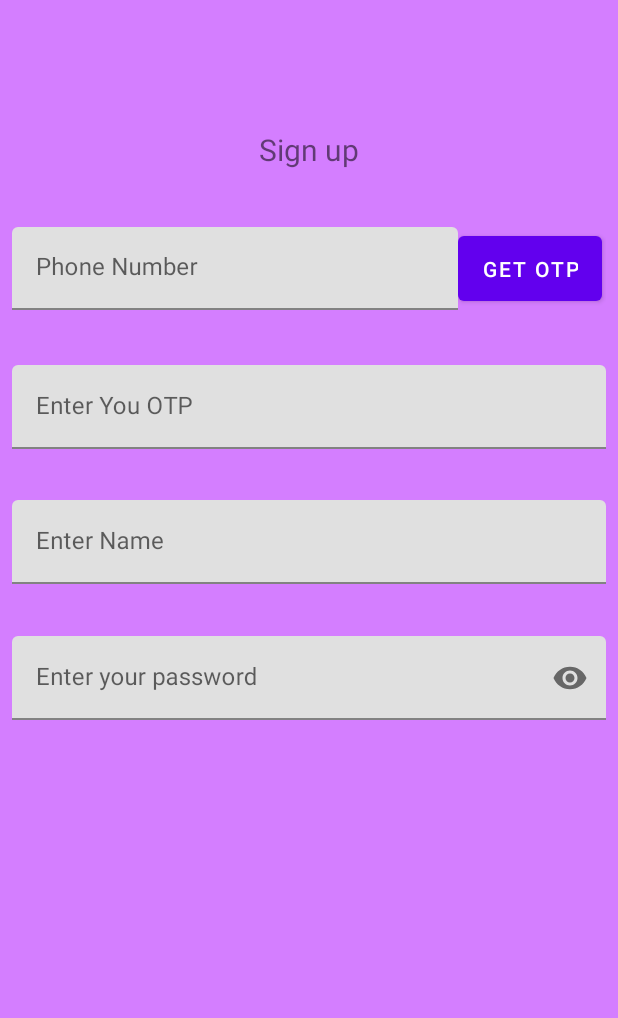
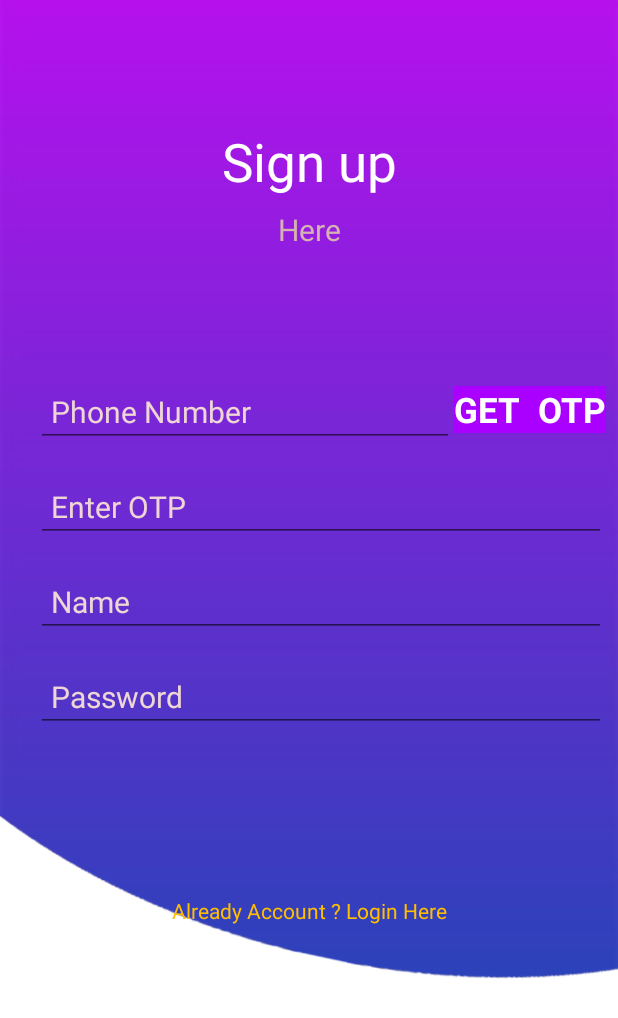
Before and after one commit to Nc-upadhyay/login, an Android app: the screen it shows after launch (MainActivity), after a tap on "Register", on a phone screen of 412 x 824 dp. Shown: the top 1018 px of the screen. Run offline under Robolectric (Android 15) with nearby library versions, the phone set to English and light mode, and no system bars; our stand-ins replace Firebase (no records; nobody signed in at launch, a user with empty details on screens opened directly).

Commit message:
update User Interface

```diff
--- a/app/src/main/AndroidManifest.xml
+++ b/app/src/main/AndroidManifest.xml
@@ -17,10 +17,13 @@
         android:theme="@style/Theme.Login"
         tools:targetApi="31">
         <activity
+            android:name=".MainActivity"
+            android:exported="false" />
+        <activity
             android:name=".Desk"
             android:exported="false" />
         <activity
-            android:name=".MainActivity"
+            android:name=".splaceScreen"
             android:exported="true">
             <intent-filter>
                 <action android:name="android.intent.action.MAIN" />
--- a/app/src/main/java/com/nc/login/Sign_in.kt
+++ b/app/src/main/java/com/nc/login/Sign_in.kt
@@ -6,10 +6,7 @@ import android.util.Log
 import android.view.LayoutInflater
 import android.view.View
 import android.view.ViewGroup
-import android.widget.Button
-import android.widget.EditText
-import android.widget.TextView
-import android.widget.Toast
+import android.widget.*
 import androidx.fragment.app.Fragment
 import com.google.android.material.textfield.TextInputEditText
 import com.google.firebase.database.*
@@ -23,15 +20,19 @@ class Sign_in : Fragment(R.layout.fragment_signin){
     lateinit var firebaseDatabase: FirebaseDatabase
     lateinit var databaseReference: DatabaseReference
 
+    lateinit var progressBar: ProgressBar
+
     override fun onCreateView(
         inflater: LayoutInflater,
         container: ViewGroup?,
         savedInstanceState: Bundle?
     ): View? {
-        firebaseDatabase=FirebaseDatabase.getInstance()
+
+        firebaseDatabase =FirebaseDatabase.getInstance()
         databaseReference=firebaseDatabase.getReference("User_Data");
 
         var view=inflater.inflate(R.layout.fragment_signin,null)
+        progressBar= view.findViewById(R.id.progress_bar)
         phone_number=view.findViewById(R.id.number)
         password=view.findViewById(R.id.password_signin)
         signin=view.findViewById(R.id.sing_in);
@@ -41,7 +42,7 @@ class Sign_in : Fragment(R.layout.fragment_signin){
         }
 
         signin.setOnClickListener {
-
+            progressBar.visibility=View.VISIBLE
             getData();
         }
 
@@ -53,8 +54,10 @@ class Sign_in : Fragment(R.layout.fragment_signin){
         var number:String="${phone_number.text.toString().trim()}"
         var entered_password:String=password.text.toString().trim()
         databaseReference.child(number).get().addOnSuccessListener {
+            progressBar.visibility=View.INVISIBLE
             if(it.exists())
             {
+
                 val password_db = it.child("pass").value
                 if(password_db!!.equals(entered_password)) {
                     Toast.makeText(requireContext(), "sign in Complete", Toast.LENGTH_LONG).show()
--- a/app/src/main/java/com/nc/login/Sign_up.kt
+++ b/app/src/main/java/com/nc/login/Sign_up.kt
@@ -7,12 +7,11 @@ import android.util.Log
 import android.view.LayoutInflater
 import android.view.View
 import android.view.ViewGroup
-import android.widget.Button
-import android.widget.EditText
-import android.widget.Toast
+import android.widget.*
 import androidx.annotation.RequiresApi
 import androidx.appcompat.app.AlertDialog
 import androidx.fragment.app.Fragment
+import androidx.fragment.app.FragmentManager
 import com.google.android.gms.tasks.OnCompleteListener
 import com.google.firebase.FirebaseException
 import com.google.firebase.FirebaseTooManyRequestsException
@@ -28,9 +27,12 @@ class Sign_up : Fragment(R.layout.fragment_sing_up) {
     lateinit var number_box: EditText
     lateinit var otp_edit: EditText
     lateinit var sing_up_button: Button
-    lateinit var getotp: Button
+    lateinit var getotp: TextView
     lateinit var otp_code: String
     var varification_flag: Int = 0
+
+    lateinit var progressBar: ProgressBar
+    lateinit var sign_in:TextView
 
     lateinit var name: String
     lateinit var password: String
@@ -58,10 +60,12 @@ class Sign_up : Fragment(R.layout.fragment_sing_up) {
         getotp = view.findViewById(R.id.getOtp);
         otp_edit = view.findViewById(R.id.otp);
         auth = FirebaseAuth.getInstance()
+        progressBar=view.findViewById(R.id.progress_bar)
         //  initialize_Variable()
+        sign_in=view.findViewById(R.id.create);
         sing_up_button.visibility = View.INVISIBLE;
         sing_up_button.setOnClickListener {
-
+            progressBar.visibility=View.VISIBLE
             initialize_Variable()
             var code: String = otp_edit.text.toString().trim()
             if (varification_flag == 1) {
@@ -77,7 +81,7 @@ class Sign_up : Fragment(R.layout.fragment_sing_up) {
                 addData()
         }
         getotp.setOnClickListener {
-
+            progressBar.visibility=View.VISIBLE
             number = "+91${number_box.text.toString().trim()}"
             if (number.isEmpty())
                 Toast.makeText(requireContext(), "Mobile number can't be empty", Toast.LENGTH_SHORT)
@@ -96,6 +100,13 @@ class Sign_up : Fragment(R.layout.fragment_sing_up) {
                 PhoneAuthProvider.verifyPhoneNumber(options)
             }
         }
+       sign_in.setOnClickListener {
+           var signInFragment=Sign_in()
+           var manager=fragmentManager
+           var transaction= manager?.beginTransaction()
+           transaction?.replace(R.id.fragmentContainerView,signInFragment)
+           transaction?.commit()
+       }
 
         return view;
         //  return super.onCreateView(inflater, container, savedInstanceState)
@@ -189,6 +200,7 @@ class Sign_up : Fragment(R.layout.fragment_sing_up) {
                     println("Sign in completed")
                     varification_flag = 1
                     otp_edit.focusable=View.NOT_FOCUSABLE
+                    progressBar.visibility=View.INVISIBLE
                     alertDialog("Authentication Completed")
 //                    Toast.makeText(requireContext(), "verificatin Completed", Toast.LENGTH_SHORT).show()
                     Log.d(TAG, "signInWithCredential:success====================")
@@ -225,6 +237,7 @@ class Sign_up : Fragment(R.layout.fragment_sing_up) {
 
     fun goto_DeskBoard()
     {
+        progressBar.visibility=View.INVISIBLE
         var intent =Intent(context,Desk::class.java)
         startActivity(intent)
     }
--- /dev/null
+++ b/app/src/main/java/com/nc/login/splaceScreen.kt
@@ -0,0 +1,22 @@
+package com.nc.login
+
+import android.content.Intent
+import androidx.appcompat.app.AppCompatActivity
+import android.os.Bundle
+import android.os.Handler
+import android.view.View
+import android.widget.ProgressBar
+import com.google.firebase.database.core.Context
+
+class splaceScreen : AppCompatActivity() {
+
+    override fun onCreate(savedInstanceState: Bundle?) {
+        super.onCreate(savedInstanceState)
+        setContentView(R.layout.activity_splace_screen)
+        var progressBar:ProgressBar=findViewById(R.id.progress_bar)
+        Handler().postDelayed(Runnable {
+            progressBar.visibility= View.INVISIBLE
+            startActivity(Intent(this,MainActivity::class.java))
+        },3000)
+    }
+}
--- a/app/src/main/res/layout/activity_main.xml
+++ b/app/src/main/res/layout/activity_main.xml
@@ -5,7 +5,7 @@
     android:layout_width="match_parent"
     android:layout_height="match_parent"
     tools:context=".MainActivity"
-    android:background="#81AA00FF"
+    android:background="@drawable/background"
    >
 
 
--- a/app/src/main/res/layout/fragment_sing_up.xml
+++ b/app/src/main/res/layout/fragment_sing_up.xml
@@ -3,9 +3,9 @@
     xmlns:app="http://schemas.android.com/apk/res-auto"
     xmlns:tools="http://schemas.android.com/tools"
     android:layout_width="match_parent"
+    android:layout_height="match_parent"
     android:layout_margin="10dp"
-    tools:context=".Sign_up"
-    android:layout_height="match_parent">
+    tools:context=".Sign_up">
 
     <TextView
         android:id="@+id/textView"
@@ -13,131 +13,158 @@
         android:layout_height="wrap_content"
         android:text="Sign up"
         android:textAlignment="center"
-        android:textSize="20sp"
+        android:textColor="#fff"
+        android:textSize="35sp"
         app:layout_constraintBottom_toBottomOf="parent"
         app:layout_constraintEnd_toEndOf="parent"
         app:layout_constraintHorizontal_bias="0.0"
         app:layout_constraintStart_toStartOf="parent"
         app:layout_constraintTop_toTopOf="parent"
         app:layout_constraintVertical_bias="0.100" />
+
+    <TextView
+        android:id="@+id/textview2"
+        android:layout_width="wrap_content"
+        android:layout_height="wrap_content"
+        android:layout_marginTop="8dp"
+        android:text="Here"
+        android:textColor="#D5B3B3"
+        android:textSize="20dp"
+        app:layout_constraintEnd_toEndOf="parent"
+        app:layout_constraintStart_toStartOf="parent"
+        app:layout_constraintTop_toBottomOf="@id/textView" />
+
     <LinearLayout
+        android:id="@+id/linearLayout"
         android:layout_width="match_parent"
-        android:layout_height="55dp"
+        android:layout_height="wrap_content"
+        android:orientation="horizontal"
         app:layout_constraintBottom_toBottomOf="parent"
         app:layout_constraintEnd_toEndOf="parent"
         app:layout_constraintStart_toStartOf="parent"
-        app:layout_constraintTop_toTopOf="parent"
-        app:layout_constraintVertical_bias="0.190"
+        app:layout_constraintTop_toBottomOf="@+id/textview2"
+        app:layout_constraintVertical_bias="0.1399"
         >
 
-        <com.google.android.material.textfield.TextInputLayout
-            android:id="@+id/phone_number2"
-            android:layout_width="match_parent"
-            android:layout_height="55dp"
-            app:layout_constraintBottom_toBottomOf="parent"
-            app:layout_constraintTop_toTopOf="parent"
-            app:passwordToggleEnabled="false"
-            app:layout_constraintVertical_bias="0.413"
-            android:layout_weight="1"
-            >
-
-            <com.google.android.material.textfield.TextInputEditText
+        <EditText
             android:id="@+id/phone_number"
             android:layout_width="match_parent"
-                android:layout_height="55dp"
+            android:layout_height="wrap_content"
+            android:layout_marginStart="16dp"
+            android:layout_weight="1"
+            android:maxLength="10"
             android:hint="Phone Number"
-                android:inputType="number" />
-        </com.google.android.material.textfield.TextInputLayout>
+            android:inputType="number"
+            android:padding="10dp"
+            android:textColor="#fff"
+            android:textColorHint="#EFD5D5"
+            android:textSize="20sp"
+            android:maxEms="10"
 
 
-        <com.google.android.material.textfield.TextInputLayout
-            android:id="@+id/buttonfiled"
-            android:layout_width="match_parent"
-            android:layout_height="55dp"
-            android:layout_weight="3"
-            app:layout_constraintBottom_toBottomOf="parent"
-            app:layout_constraintTop_toTopOf="parent"
-            app:layout_constraintVertical_bias="0.413"
-            app:passwordToggleEnabled="false">
+            />
 
-            <com.google.android.material.button.MaterialButton
-
+        <TextView
             android:id="@+id/getOtp"
             android:layout_width="wrap_content"
-                android:layout_height="55dp"
-                android:text="GET OTP" />
-        </com.google.android.material.textfield.TextInputLayout>
+            android:layout_height="wrap_content"
+            android:background="#AA00FF"
+            android:text="GET  OTP"
+            android:textColor="@color/white"
+            android:textSize="23sp"
+            android:textStyle="bold"
+
+            />
     </LinearLayout>
 
-
-    <com.google.android.material.textfield.TextInputLayout
-        android:id="@+id/otp2"
-        android:layout_width="match_parent"
-        android:layout_height="wrap_content"
-        app:layout_constraintBottom_toBottomOf="parent"
-        app:layout_constraintTop_toTopOf="parent"
-        app:passwordToggleEnabled="false"
-        app:layout_constraintVertical_bias="0.313"
-        >
-
-        <com.google.android.material.textfield.TextInputEditText
+    <EditText
         android:id="@+id/otp"
         android:layout_width="match_parent"
         android:layout_height="wrap_content"
-            android:hint="Enter You OTP"
-            android:inputType="text" />
-    </com.google.android.material.textfield.TextInputLayout>
+        android:layout_marginStart="16dp"
+        android:layout_weight="1"
+        android:hint="Enter OTP"
+        android:inputType="number"
+        android:padding="10dp"
+        android:textColor="#fff"
+        android:textColorHint="#EFD5D5"
+        android:textSize="20sp"
+        app:layout_constraintEnd_toEndOf="parent"
+        app:layout_constraintStart_toStartOf="parent"
+        app:layout_constraintTop_toBottomOf="@+id/linearLayout"
+        android:layout_marginTop="16dp"
+        />
 
-    <com.google.android.material.textfield.TextInputLayout
-        android:id="@+id/name2"
-        android:layout_width="match_parent"
-        android:layout_height="wrap_content"
-        app:layout_constraintBottom_toBottomOf="parent"
-        app:layout_constraintTop_toTopOf="parent"
-        app:passwordToggleEnabled="false"
-        app:layout_constraintVertical_bias="0.433"
-        >
-
-        <com.google.android.material.textfield.TextInputEditText
+    <EditText
         android:id="@+id/name"
         android:layout_width="match_parent"
         android:layout_height="wrap_content"
-            android:hint="Enter Name"
-            android:inputType="text" />
-    </com.google.android.material.textfield.TextInputLayout>
-
-
-
-
-
-    <com.google.android.material.textfield.TextInputLayout
-        android:id="@+id/etPasswordLayout"
-        android:layout_width="match_parent"
-        android:layout_height="wrap_content"
-        app:layout_constraintBottom_toBottomOf="parent"
-        app:layout_constraintTop_toTopOf="parent"
-        app:passwordToggleEnabled="true"
-        app:layout_constraintVertical_bias="0.553"
-        >
-
-        <com.google.android.material.textfield.TextInputEditText
+        android:layout_marginStart="16dp"
+        android:layout_weight="1"
+        android:hint="Name"
+        android:inputType="text"
+        android:padding="10dp"
+        android:textColor="#fff"
+        android:textColorHint="#EFD5D5"
+        android:textSize="20sp"
+        app:layout_constraintEnd_toEndOf="parent"
+        app:layout_constraintStart_toStartOf="parent"
+        app:layout_constraintTop_toBottomOf="@+id/otp"
+        android:layout_marginTop="16dp"
+        />
+    <EditText
         android:id="@+id/Password"
         android:layout_width="match_parent"
         android:layout_height="wrap_content"
-            android:hint="Enter your password"
-            android:inputType="textPassword" />
-    </com.google.android.material.textfield.TextInputLayout>
+        android:layout_marginStart="16dp"
+        android:layout_weight="1"
+        android:hint="Password"
+        android:inputType="textPassword"
+        android:padding="10dp"
+        android:textColor="#fff"
+        android:textColorHint="#EFD5D5"
+        android:textSize="20sp"
+        app:layout_constraintEnd_toEndOf="parent"
+        app:layout_constraintStart_toStartOf="parent"
+        app:layout_constraintTop_toBottomOf="@+id/name"
+        android:layout_marginTop="16dp"
+        />
+    <Button
+        android:id="@+id/Sing_up"
+        android:layout_width="0dp"
+        android:layout_height="wrap_content"
+        android:layout_marginStart="50dp"
+        android:layout_marginTop="32dp"
+        android:layout_marginEnd="50dp"
+        android:text="Sign Up"
+        android:textSize="20sp"
+        android:padding="10dp"
+        app:layout_constraintEnd_toEndOf="parent"
+        app:layout_constraintStart_toStartOf="parent"
+        app:layout_constraintTop_toBottomOf="@id/Password"
+        />
 
-    <androidx.appcompat.widget.AppCompatButton
-        android:id="@+id/Sing_up"
-        android:layout_width="match_parent"
+    <TextView
+        android:id="@+id/create"
+        android:layout_width="wrap_content"
         android:layout_height="wrap_content"
-        android:text="sing UP"
+        android:layout_marginTop="18dp"
+        android:text="Already Account ? Login Here"
+        android:textColor="#FFBF00"
+        app:layout_constraintEnd_toEndOf="parent"
+        app:layout_constraintStart_toStartOf="parent"
+        app:layout_constraintTop_toBottomOf="@id/Sing_up"
+        />
+    <ProgressBar
+        android:id="@+id/progress_bar"
+        android:layout_width="wrap_content"
+        android:layout_height="wrap_content"
+        android:visibility="invisible"
+        style="?android:attr/progressBarStyle"
+        app:layout_constraintEnd_toEndOf="parent"
+        app:layout_constraintStart_toStartOf="parent"
+        app:layout_constraintTop_toBottomOf="@id/create"
         app:layout_constraintBottom_toBottomOf="parent"
-        app:layout_constraintEnd_toEndOf="parent"
-        app:layout_constraintHorizontal_bias="0.0"
-        app:layout_constraintStart_toStartOf="parent"
-        app:layout_constraintTop_toTopOf="parent"
-        app:layout_constraintVertical_bias="0.673" />
-
+        app:layout_constraintVertical_bias="0.26"
+        />
 </androidx.constraintlayout.widget.ConstraintLayout>
```
Also changed, not shown: app/src/main/res/layout/activity_desk.xml (+15 -1 lines), app/src/main/res/layout/activity_splace_screen.xml (added, +50 -0 lines), app/src/main/res/layout/fragment_signin.xml (+55 -38 lines), app/src/main/res/drawable-v24/background.png (added), app/src/main/res/drawable-v24/road.jpg (added), app/src/main/res/drawable-v24/success.jpg (added). Lines whose indentation alone changed are shown as unchanged.
